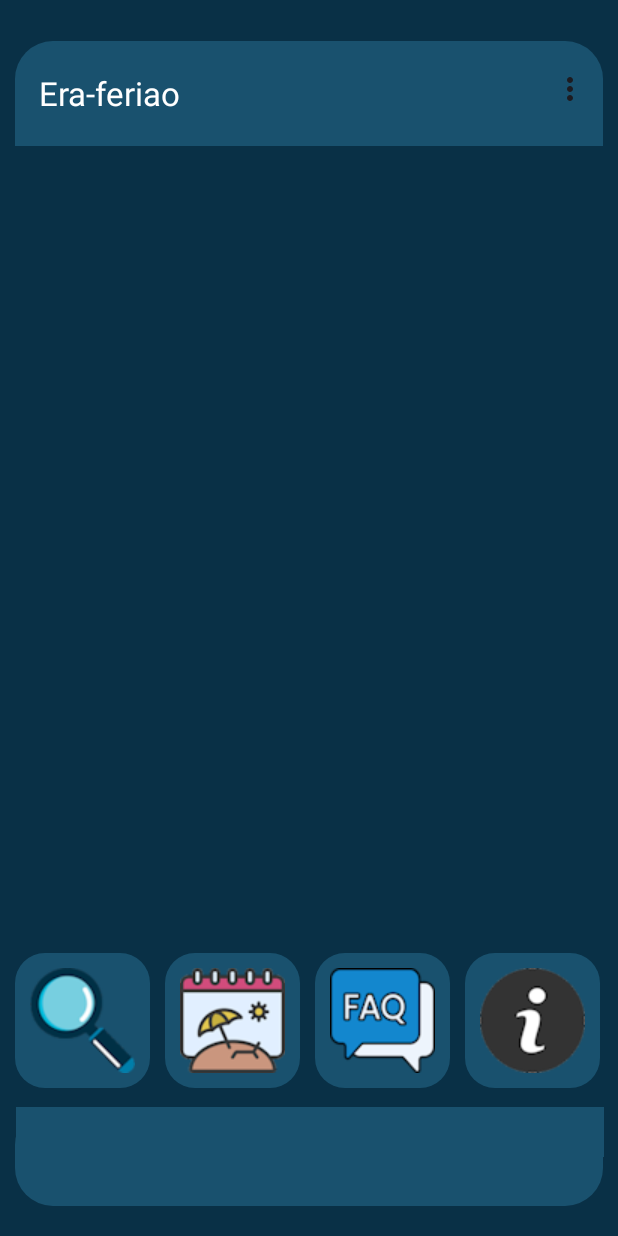
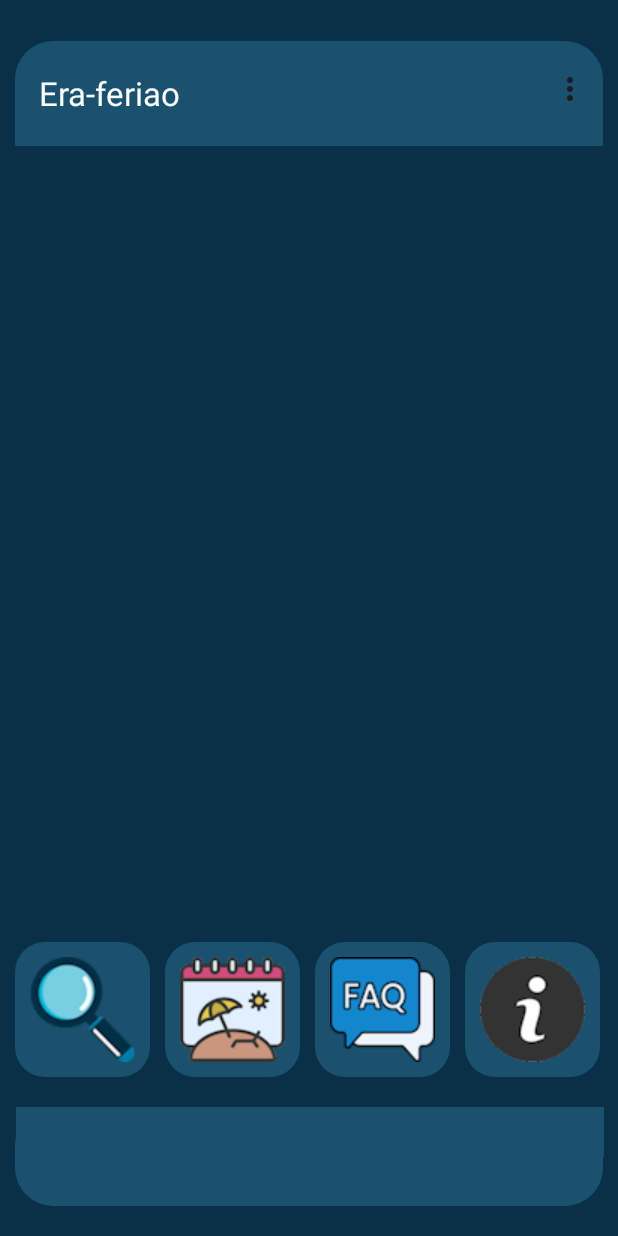
Before and after one commit to Darguen/Era-feriao, an Android app: the screen it shows after launch (MainActivity), on a phone screen of 412 x 824 dp. Run offline under Robolectric (Android 15) with nearby library versions, the phone set to English and light mode, and no system bars.

Commit message:
fix anchor icons bar

```diff
--- a/app/src/main/res/layout/activity_main.xml
+++ b/app/src/main/res/layout/activity_main.xml
@@ -138,22 +138,22 @@
     <LinearLayout
         android:layout_width="match_parent"
         android:layout_height="90dp"
+        android:layout_marginBottom="20dp"
         android:orientation="horizontal"
-        android:layout_marginBottom="20dp"
-        app:layout_constraintBottom_toBottomOf="parent"
+        app:layout_constraintBottom_toTopOf="@+id/view3"
         app:layout_constraintHorizontal_bias="0.0"
         app:layout_constraintLeft_toLeftOf="parent"
         app:layout_constraintRight_toRightOf="parent"
         app:layout_constraintTop_toTopOf="parent"
-        app:layout_constraintVertical_bias="0.890">
+        app:layout_constraintVertical_bias="1.0">
 
         <ImageButton
             android:id="@+id/ImgBut_filter"
             android:layout_width="90dp"
             android:layout_height="match_parent"
+            android:layout_marginStart="10dp"
             android:background="@drawable/custom_buttom_pressed"
-            android:layout_marginStart="10dp"
-            android:src="@drawable/lupa70"/>
+            android:src="@drawable/lupa70" />
 
         <ImageButton
             android:id="@+id/ImgBut_holyday"
@@ -161,7 +161,7 @@
             android:layout_height="match_parent"
             android:layout_marginStart="10dp"
             android:background="@drawable/custom_buttom_pressed"
-            android:src="@drawable/feriado70"/>
+            android:src="@drawable/feriado70" />
 
         <ImageButton
             android:id="@+id/ImgBut_faq"
@@ -169,7 +169,7 @@
             android:layout_height="match_parent"
             android:layout_marginStart="10dp"
             android:background="@drawable/custom_buttom_pressed"
-            android:src="@drawable/faq70"/>
+            android:src="@drawable/faq70" />
 
         <ImageButton
             android:id="@+id/ImgBut_about"
@@ -177,7 +177,7 @@
             android:layout_height="match_parent"
             android:layout_marginStart="10dp"
             android:background="@drawable/custom_buttom_pressed"
-            android:src="@drawable/about70"/>
+            android:src="@drawable/about70" />
     </LinearLayout>
 
     <View
```
